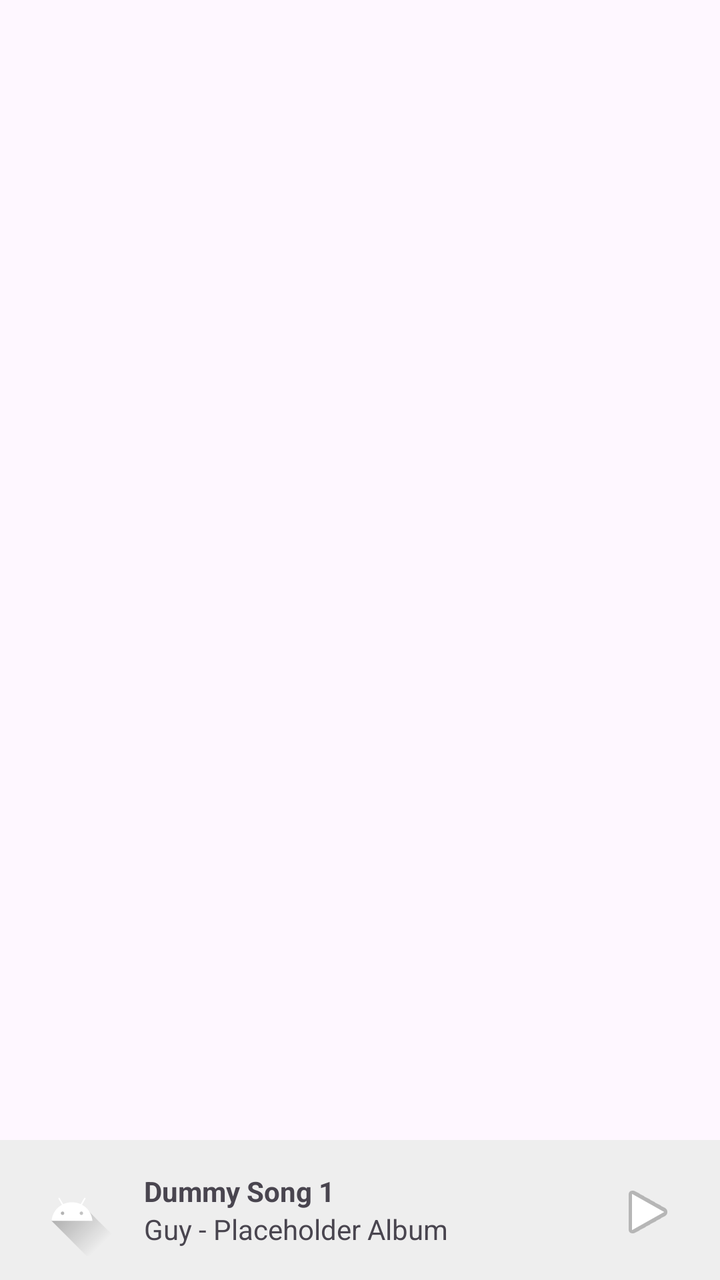
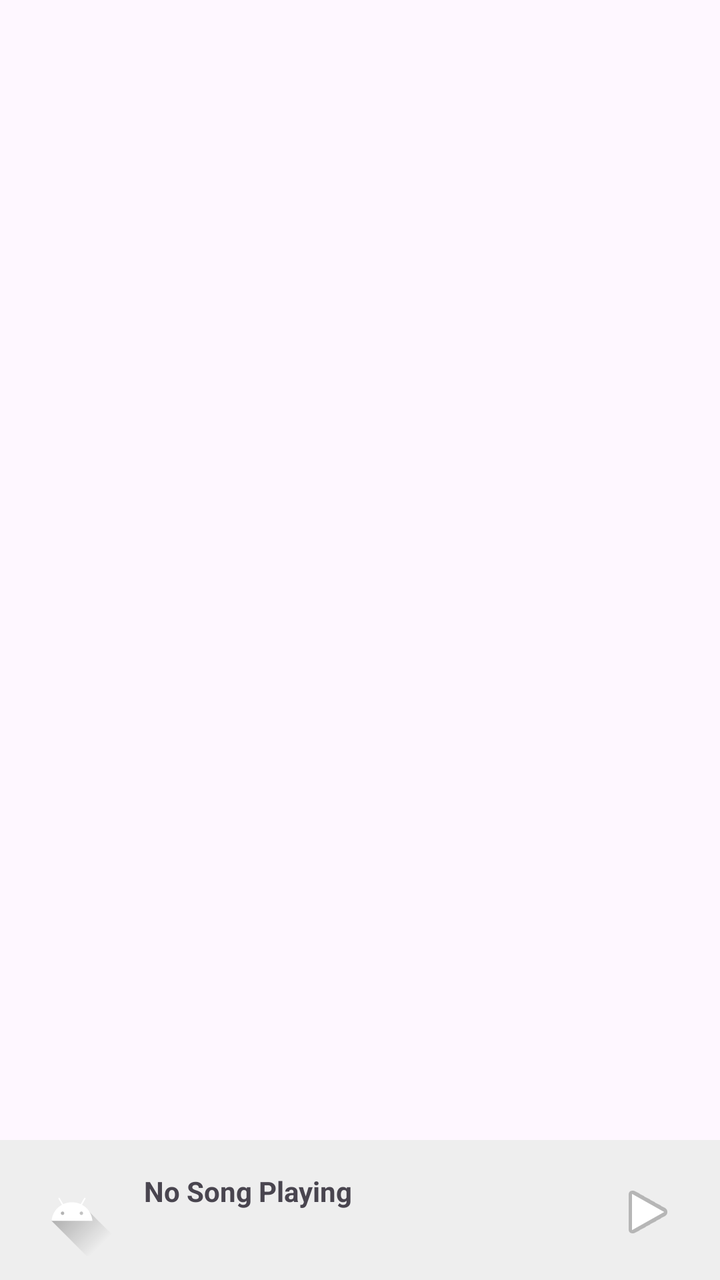

Screens rendered from an Android XML layout before and after an edit, with the pre-edit source and the edit as a unified diff.
<!-- AndroidManifest.xml: application theme Theme.IT391_PROJECT_BeatBirdie_for_Android -->
<!-- res/layout/activity_main.xml -->
<?xml version="1.0" encoding="utf-8"?>
<androidx.constraintlayout.widget.ConstraintLayout
    android:id="@+id/coordinatorLayout"
    xmlns:android="http://schemas.android.com/apk/res/android"
    xmlns:app="http://schemas.android.com/apk/res-auto"
    android:layout_width="match_parent"
    android:layout_height="match_parent">

    
    <com.google.android.material.appbar.AppBarLayout
        android:id="@+id/appbar"
        android:layout_width="0dp"
        android:layout_height="wrap_content"
        app:layout_constraintTop_toTopOf="parent"
        app:layout_constraintStart_toStartOf="parent"
        app:layout_constraintEnd_toEndOf="parent">

        <androidx.appcompat.widget.Toolbar
            android:id="@+id/toolbar"
            android:layout_width="match_parent"
            android:layout_height="?attr/actionBarSize" />

    </com.google.android.material.appbar.AppBarLayout>

    
    <androidx.recyclerview.widget.RecyclerView
        android:id="@+id/recyclerView"
        android:layout_width="0dp"
        android:layout_height="0dp"
        app:layout_constraintTop_toBottomOf="@id/appbar"
        app:layout_constraintBottom_toTopOf="@id/nowPlayingBar"
        app:layout_constraintStart_toStartOf="parent"
        app:layout_constraintEnd_toEndOf="parent"/>

    
    <LinearLayout
        android:id="@+id/nowPlayingBar"
        android:layout_width="0dp"
        android:layout_height="70dp"
        android:orientation="horizontal"
        android:padding="12dp"
        android:background="#EEEEEE"
        android:clickable="true"
        android:focusable="true"
        android:foreground="?attr/selectableItemBackground"
        app:layout_constraintBottom_toBottomOf="parent"
        app:layout_constraintStart_toStartOf="parent"
        app:layout_constraintEnd_toEndOf="parent">

        
    <ImageView
            android:layout_width="48dp"
            android:layout_height="48dp"
            android:src="@drawable/ic_launcher_foreground" />

        <LinearLayout
            android:layout_width="0dp"
            android:layout_height="match_parent"
            android:orientation="vertical"
            android:layout_weight="1"
            android:gravity="center_vertical"
            android:paddingStart="12dp">

            
            <TextView
                android:text="Dummy Song 1"
                android:textStyle="bold"
                android:layout_width="wrap_content"
                android:layout_height="wrap_content"/>

            
            <TextView
                android:text="Guy - Placeholder Album"
                android:layout_width="wrap_content"
                android:layout_height="wrap_content"/>

        </LinearLayout>

        
        <ImageButton
            android:id="@+id/btnPlayPause"
            android:layout_width="48dp"
            android:layout_height="48dp"
            android:paddingStart="12dp"
            android:paddingEnd="12dp"
            android:background="?attr/selectableItemBackgroundBorderless"
            android:src="@android:drawable/ic_media_play"
            android:contentDescription="Play Pause"/>
    </LinearLayout>


</androidx.constraintlayout.widget.ConstraintLayout>
<!-- resources referenced by this layout -->
<resources>
  <!-- drawable ic_launcher_foreground (drawable) -->
  <vector xmlns:android="http://schemas.android.com/apk/res/android"
      xmlns:aapt="http://schemas.android.com/aapt"
      android:width="108dp"
      android:height="108dp"
      android:viewportWidth="108"
      android:viewportHeight="108">
      <path android:pathData="M31,63.928c0,0 6.4,-11 12.1,-13.1c7.2,-2.6 26,-1.4 26,-1.4l38.1,38.1L107,108.928l-32,-1L31,63.928z">
          <aapt:attr name="android:fillColor">
              <gradient
                  android:endX="85.84757"
                  android:endY="92.4963"
                  android:startX="42.9492"
                  android:startY="49.59793"
                  android:type="linear">
                  <item
                      android:color="#44000000"
                      android:offset="0.0" />
                  <item
                      android:color="#00000000"
                      android:offset="1.0" />
              </gradient>
          </aapt:attr>
      </path>
      <path
          android:fillColor="#FFFFFF"
          android:fillType="nonZero"
          android:pathData="M65.3,45.828l3.8,-6.6c0.2,-0.4 0.1,-0.9 -0.3,-1.1c-0.4,-0.2 -0.9,-0.1 -1.1,0.3l-3.9,6.7c-6.3,-2.8 -13.4,-2.8 -19.7,0l-3.9,-6.7c-0.2,-0.4 -0.7,-0.5 -1.1,-0.3C38.8,38.328 38.7,38.828 38.9,39.228l3.8,6.6C36.2,49.428 31.7,56.028 31,63.928h46C76.3,56.028 71.8,49.428 65.3,45.828zM43.4,57.328c-0.8,0 -1.5,-0.5 -1.8,-1.2c-0.3,-0.7 -0.1,-1.5 0.4,-2.1c0.5,-0.5 1.4,-0.7 2.1,-0.4c0.7,0.3 1.2,1 1.2,1.8C45.3,56.528 44.5,57.328 43.4,57.328L43.4,57.328zM64.6,57.328c-0.8,0 -1.5,-0.5 -1.8,-1.2s-0.1,-1.5 0.4,-2.1c0.5,-0.5 1.4,-0.7 2.1,-0.4c0.7,0.3 1.2,1 1.2,1.8C66.5,56.528 65.6,57.328 64.6,57.328L64.6,57.328z"
          android:strokeWidth="1"
          android:strokeColor="#00000000" />
  </vector>
  <style name="Theme.IT391_PROJECT_BeatBirdie_for_Android" parent="Base.Theme.IT391_PROJECT_BeatBirdie_for_Android" />
  <style name="Base.Theme.IT391_PROJECT_BeatBirdie_for_Android" parent="Theme.Material3.DayNight.NoActionBar">
          
          
      </style>
</resources>

<!-- the commit's change to res/layout/activity_main.xml (unified diff, before → after) -->
@@ -63,16 +63,22 @@
 
             
             <TextView
-                android:text="Dummy Song 1"
+                android:id="@+id/nowPlayingTitle"
+                android:text="No Song Playing"
                 android:textStyle="bold"
                 android:layout_width="wrap_content"
-                android:layout_height="wrap_content"/>
+                android:layout_height="wrap_content"
+                android:ellipsize="end"
+                android:singleLine="true"/>
 
             
             <TextView
-                android:text="Guy - Placeholder Album"
+                android:id="@+id/nowPlayingArtist"
+                android:text=""
                 android:layout_width="wrap_content"
-                android:layout_height="wrap_content"/>
+                android:layout_height="wrap_content"
+                android:ellipsize="end"
+                android:singleLine="true"/>
 
         </LinearLayout>
 
